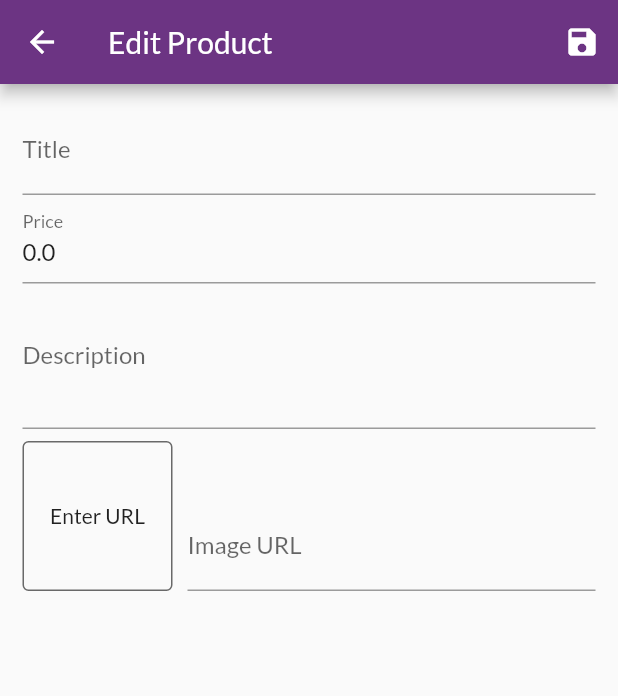
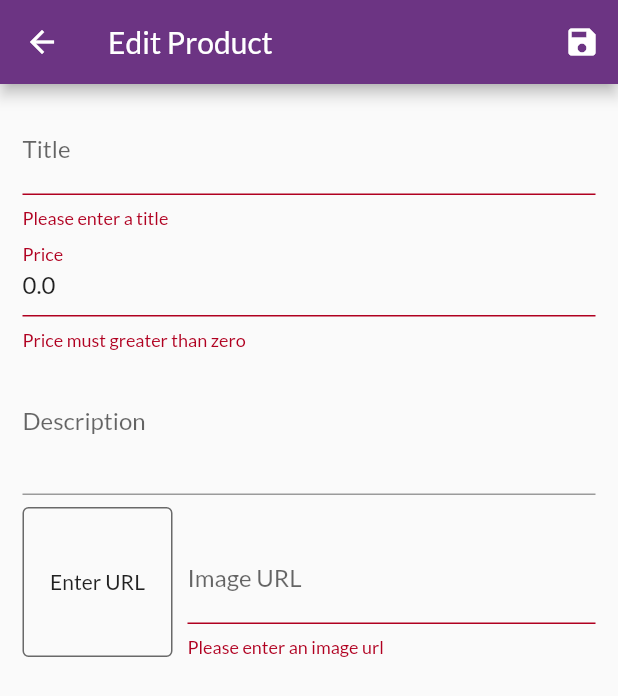
Before and after one commit to maple52046/flutter_demo_1, a Flutter app: the EditProductScreen screen opened directly with empty values, after a tap on the "save" icon, on a phone screen of 412 x 824 dp. Shown: the top 696 px of the screen. Run offline on Flutter 3.47's test engine with Material 2 defaults, Android fonts, the phone set to English and light mode, and no system bars; our stand-ins replace dio; missing offline and left inert: minio.

Commit message:
Operate product with backend

```diff
--- /dev/null
+++ b/lib/models/exceptions.dart
@@ -0,0 +1,11 @@
+import 'package:udemy_demo_1/providers/product.dart';
+
+class ProductNotFound implements Exception {
+  final Product product;
+  ProductNotFound(this.product);
+
+  @override
+  String toString() {
+    return '${product.id} not founded';
+  }
+}
--- a/lib/screens/edit_product_screen.dart
+++ b/lib/screens/edit_product_screen.dart
@@ -102,12 +102,28 @@ class _EditProductScreenState extends State<EditProductScreen> {
     super.didChangeDependencies();
   }
 
-  void _saveForm() {
+  bool _saveForm() {
     _isValidated = _form.currentState!.validate();
     if (_isValidated) {
       _form.currentState!.save();
     }
+    return _isValidated;
   }
+
+  Future _showAlert(String title, dynamic err) => showDialog(
+      context: context,
+      builder: (ctx) => AlertDialog(
+            title: Text(title),
+            content: Text(err.toString()),
+            actions: [
+              TextButton(
+                child: const Text('Close'),
+                onPressed: () {
+                  Navigator.of(ctx).pop();
+                },
+              ),
+            ],
+          ));
 
   void _updateImageUrl() {
     if (_imageUrlFocusNode.hasFocus) {
@@ -120,7 +136,7 @@ class _EditProductScreenState extends State<EditProductScreen> {
   }
 
   void _updateProducts() async {
-    if (!_isValidated) {
+    if (!_isValidated && !_saveForm()) {
       return;
     }
 
@@ -128,29 +144,25 @@ class _EditProductScreenState extends State<EditProductScreen> {
       _isLoading = true;
     });
 
+    final products = Provider.of<Products>(context, listen: false);
     if (_editedProduct!.id == '') {
-      await Provider.of<Products>(context, listen: false)
+      await products
           .addProduct(_editedProduct as Product)
-          .catchError((err) => showDialog(
-              context: context,
-              builder: (ctx) => AlertDialog(
-                    title: const Text('Failed to add product!'),
-                    content: Text(err.toString()),
-                    actions: [
-                      TextButton(
-                        child: const Text('OK'),
-                        onPressed: () {
-                          Navigator.of(ctx).pop();
-                        },
-                      ),
-                    ],
-                  )))
+          .catchError((err) => _showAlert('Add Produtct Failed!', err))
           .then((_) => setState(() {
                 _isLoading = false;
                 Navigator.of(context).pop();
               }));
       return;
     }
+
+    await products
+        .updateProduct(_editedProduct as Product)
+        .catchError((err) => _showAlert('Update Product Failed!', err))
+        .then((_) => setState(() {
+              _isLoading = false;
+              Navigator.of(context).pop();
+            }));
   }
 
   @override
--- a/lib/screens/products_overview_screen.dart
+++ b/lib/screens/products_overview_screen.dart
@@ -50,8 +50,7 @@ class _ProductsOverviewScreenState extends State<ProductsOverviewScreen> {
                         ),
                       ],
                     )),
-          )
-          .then((_) => print('final'));
+          );
     }
     super.didChangeDependencies();
   }
```
Also changed, not shown: lib/providers/product.dart (+7 -0 lines), lib/providers/products.dart (+41 -14 lines), lib/screens/user_products_screen.dart (+7 -9 lines), lib/widgets/user_product_item.dart (+27 -8 lines).
